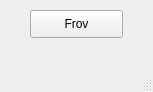
Before: the Qt Designer form pqt/design.ui in iriska-gri/m54, drawn with Qt 5.
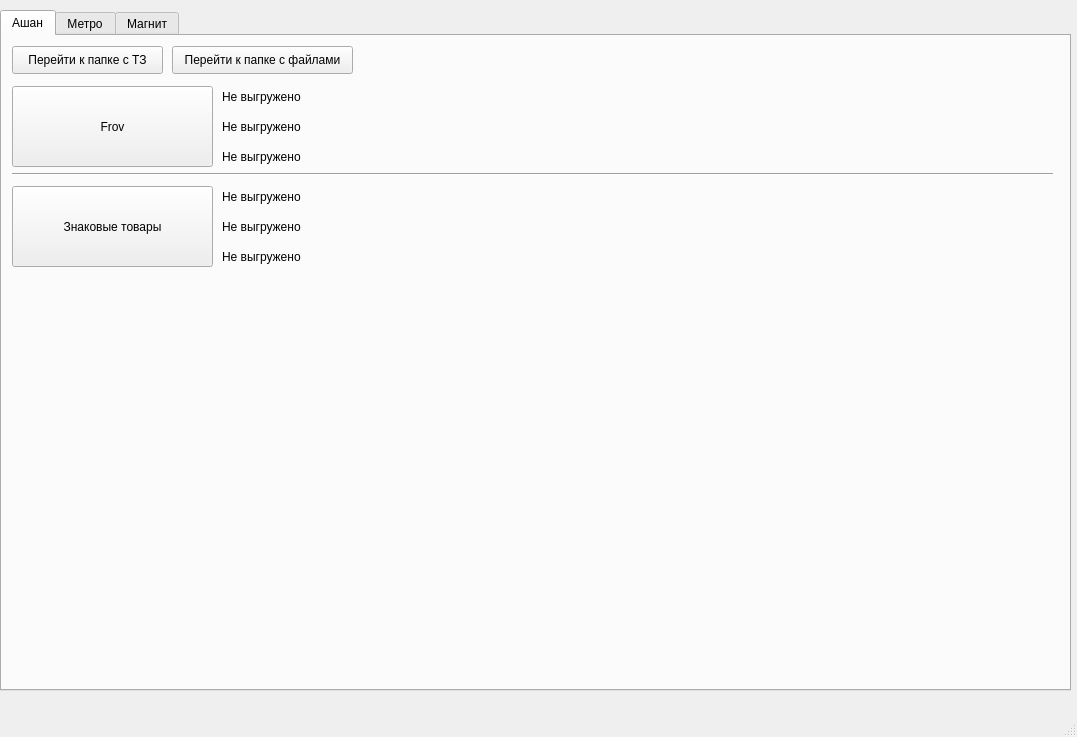
After: the same form once the commit is applied.

Commit message: Фров и знаковые товары

```diff
--- a/pqt/design.ui
+++ b/pqt/design.ui
@@ -6,26 +6,184 @@
    <rect>
     <x>0</x>
     <y>0</y>
-    <width>153</width>
-    <height>92</height>
+    <width>1077</width>
+    <height>737</height>
    </rect>
   </property>
   <property name="windowTitle">
    <string>MainWindow</string>
   </property>
   <widget class="QWidget" name="centralwidget">
-   <widget class="QPushButton" name="pushButton">
+   <widget class="QTabWidget" name="tabWidget">
     <property name="geometry">
      <rect>
-      <x>30</x>
+      <x>0</x>
       <y>10</y>
-      <width>93</width>
-      <height>28</height>
+      <width>1071</width>
+      <height>681</height>
      </rect>
     </property>
-    <property name="text">
-     <string>Frov</string>
+    <property name="currentIndex">
+     <number>0</number>
     </property>
+    <widget class="QWidget" name="tab">
+     <attribute name="title">
+      <string>Ашан</string>
+     </attribute>
+     <widget class="Line" name="line">
+      <property name="geometry">
+       <rect>
+        <x>10</x>
+        <y>130</y>
+        <width>1041</width>
+        <height>16</height>
+       </rect>
+      </property>
+      <property name="orientation">
+       <enum>Qt::Horizontal</enum>
+      </property>
+     </widget>
+     <widget class="QPushButton" name="pushButtonZN">
+      <property name="geometry">
+       <rect>
+        <x>10</x>
+        <y>150</y>
+        <width>201</width>
+        <height>81</height>
+       </rect>
+      </property>
+      <property name="text">
+       <string>Знаковые товары</string>
+      </property>
+     </widget>
+     <widget class="QLabel" name="file_frov">
+      <property name="geometry">
+       <rect>
+        <x>220</x>
+        <y>50</y>
+        <width>831</width>
+        <height>21</height>
+       </rect>
+      </property>
+      <property name="text">
+       <string>Не выгружено</string>
+      </property>
+     </widget>
+     <widget class="QLabel" name="file_zn_2">
+      <property name="geometry">
+       <rect>
+        <x>220</x>
+        <y>180</y>
+        <width>831</width>
+        <height>21</height>
+       </rect>
+      </property>
+      <property name="text">
+       <string>Не выгружено</string>
+      </property>
+     </widget>
+     <widget class="QLabel" name="file_frov_3">
+      <property name="geometry">
+       <rect>
+        <x>220</x>
+        <y>110</y>
+        <width>831</width>
+        <height>21</height>
+       </rect>
+      </property>
+      <property name="text">
+       <string>Не выгружено</string>
+      </property>
+     </widget>
+     <widget class="QPushButton" name="pushButtonTz">
+      <property name="geometry">
+       <rect>
+        <x>10</x>
+        <y>10</y>
+        <width>151</width>
+        <height>28</height>
+       </rect>
+      </property>
+      <property name="text">
+       <string>Перейти к папке с ТЗ</string>
+      </property>
+     </widget>
+     <widget class="QLabel" name="file_frov_2">
+      <property name="geometry">
+       <rect>
+        <x>220</x>
+        <y>80</y>
+        <width>831</width>
+        <height>21</height>
+       </rect>
+      </property>
+      <property name="text">
+       <string>Не выгружено</string>
+      </property>
+     </widget>
+     <widget class="QLabel" name="file_zn_3">
+      <property name="geometry">
+       <rect>
+        <x>220</x>
+        <y>210</y>
+        <width>831</width>
+        <height>21</height>
+       </rect>
+      </property>
+      <property name="text">
+       <string>Не выгружено</string>
+      </property>
+     </widget>
+     <widget class="QLabel" name="file_zn">
+      <property name="geometry">
+       <rect>
+        <x>220</x>
+        <y>150</y>
+        <width>831</width>
+        <height>21</height>
+       </rect>
+      </property>
+      <property name="text">
+       <string>Не выгружено</string>
+      </property>
+     </widget>
+     <widget class="QPushButton" name="pushButtonfFor_import">
+      <property name="geometry">
+       <rect>
+        <x>170</x>
+        <y>10</y>
+        <width>181</width>
+        <height>28</height>
+       </rect>
+      </property>
+      <property name="text">
+       <string>Перейти к папке с файлами</string>
+      </property>
+     </widget>
+     <widget class="QPushButton" name="pushButtonFrov">
+      <property name="geometry">
+       <rect>
+        <x>10</x>
+        <y>50</y>
+        <width>201</width>
+        <height>81</height>
+       </rect>
+      </property>
+      <property name="text">
+       <string>Frov</string>
+      </property>
+     </widget>
+    </widget>
+    <widget class="QWidget" name="tab_2">
+     <attribute name="title">
+      <string>Метро</string>
+     </attribute>
+    </widget>
+    <widget class="QWidget" name="tab_5">
+     <attribute name="title">
+      <string>Магнит</string>
+     </attribute>
+    </widget>
    </widget>
   </widget>
   <widget class="QMenuBar" name="menubar">
```
Left out of the diff: 2 changed lines with no effect on the pictures. The commit also changes 11 other files.
